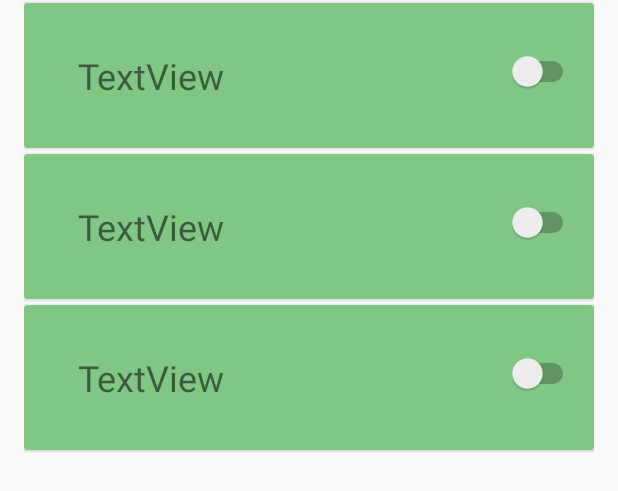
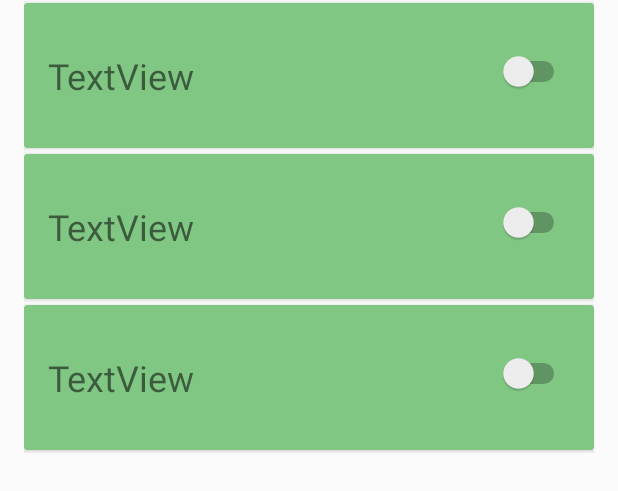
Before and after one commit to EsperanzaMacarena/AlarmMe, an Android app: the layout fragment_alarm_list.xml on its own in the app's theme, with its tools: preview values and no code run, on a phone screen of 412 x 824 dp. Shown: the top 491 px of the screen. Run offline under Robolectric (Android 15) with nearby library versions, the phone set to English and light mode, and no system bars.

Commit message:
Modificado servicio para traer solo las alarmas del propio usuario, arreglado bug visual en los switch de los items de alarmlist y arreglado bug en el que cada vez que cargabas el fragment de alarms se duplicaba la lista

```diff
--- a/android-app/app/src/main/java/com/escacena/alarmme/service/ServiceAlarmMeAPI.java
+++ b/android-app/app/src/main/java/com/escacena/alarmme/service/ServiceAlarmMeAPI.java
@@ -19,8 +19,8 @@ public interface ServiceAlarmMeAPI {
     @POST("register")
     Call<ResponseLogin> register(@Body RequestRegister request);
 
-    @GET("alarms")
+    @GET("alarms/myalarms")
     Call<List<ResponseAllAlarm>> getAllAlarms ();
 
-    @GET("types")
+    //@GET("types")
 }
--- a/android-app/app/src/main/java/com/escacena/alarmme/ui/alarms/AlarmFragment.java
+++ b/android-app/app/src/main/java/com/escacena/alarmme/ui/alarms/AlarmFragment.java
@@ -12,7 +12,6 @@ import android.view.LayoutInflater;
 import android.view.View;
 import android.view.ViewGroup;
 
-import com.escacena.alarmme.MyAlarmRecyclerViewAdapter;
 import com.escacena.alarmme.R;
 import com.escacena.alarmme.response.ResponseAllAlarm;
 import com.escacena.alarmme.viewmodel.AlarmViewModel;
@@ -84,7 +83,8 @@ public class AlarmFragment extends Fragment {
         alarmViewModel.getAllAlarms().observe(getActivity(), new Observer<List<ResponseAllAlarm>>() {
             @Override
             public void onChanged(List<ResponseAllAlarm> responseAllAlarms) {
-                alarmList.addAll(responseAllAlarms);
+                myAlarmRecyclerViewAdapter.setData(responseAllAlarms);
+
                 myAlarmRecyclerViewAdapter.notifyDataSetChanged();
             }
         });
--- a/android-app/app/src/main/java/com/escacena/alarmme/MyAlarmRecyclerViewAdapter.java
+++ b/android-app/app/src/main/java/com/escacena/alarmme/ui/alarms/MyAlarmRecyclerViewAdapter.java
@@ -1,4 +1,4 @@
-package com.escacena.alarmme;
+package com.escacena.alarmme.ui.alarms;
 
 import androidx.recyclerview.widget.RecyclerView;
 
@@ -10,7 +10,7 @@ import android.widget.Switch;
 import android.widget.TextView;
 
 
-import com.escacena.alarmme.dummy.DummyContent.DummyItem;
+import com.escacena.alarmme.R;
 import com.escacena.alarmme.response.ResponseAllAlarm;
 import com.escacena.alarmme.viewmodel.AlarmViewModel;
 
--- a/android-app/app/src/main/res/layout/fragment_alarm.xml
+++ b/android-app/app/src/main/res/layout/fragment_alarm.xml
@@ -27,22 +27,23 @@
                 android:id="@+id/textView_alarm_title"
                 android:layout_width="wrap_content"
                 android:layout_height="wrap_content"
-                android:layout_marginStart="36dp"
+                android:layout_marginStart="16dp"
                 android:layout_marginTop="32dp"
                 android:layout_marginBottom="32dp"
                 android:text="TextView"
                 android:textSize="24sp"
                 app:layout_constraintBottom_toBottomOf="parent"
                 app:layout_constraintStart_toStartOf="parent"
-                app:layout_constraintTop_toTopOf="parent" />
+                app:layout_constraintTop_toTopOf="parent"
+                app:layout_constraintVertical_bias="0.0" />
 
             <Switch
                 android:id="@+id/switchAlarmActivaded"
                 android:layout_width="wrap_content"
                 android:layout_height="wrap_content"
-                android:layout_marginStart="188dp"
                 android:layout_marginTop="32dp"
-                app:layout_constraintStart_toEndOf="@+id/textView_alarm_title"
+                android:layout_marginEnd="16dp"
+                app:layout_constraintEnd_toEndOf="parent"
                 app:layout_constraintTop_toTopOf="parent" />
         </androidx.constraintlayout.widget.ConstraintLayout>
 
--- a/android-app/app/src/main/res/navigation/mobile_navigation.xml
+++ b/android-app/app/src/main/res/navigation/mobile_navigation.xml
@@ -8,7 +8,7 @@
     <fragment
         android:id="@+id/navigation_alarms"
         android:name="com.escacena.alarmme.ui.alarms.AlarmFragment"
-        android:label="@string/title_home"
+        android:label="@string/string_alarm"
         tools:layout="@layout/fragment_alarm_list" />
 
     <fragment
```
